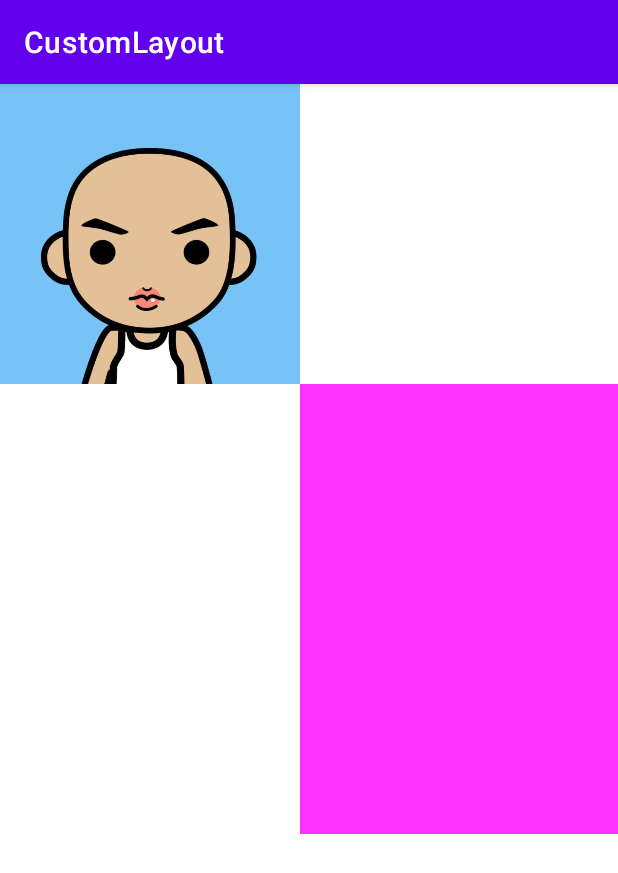
After one commit to XJChou/HighAndroid, an Android app: the LayoutViewActivity screen opened directly, with no data from a screen before it, on a phone screen of 412 x 824 dp. The commit adds this screen. Shown: the top 873 px of the screen. Run offline under Robolectric (Android 15) with nearby library versions, the phone set to English and light mode, and no system bars.

Commit message:
完成自定义View layout 和 自定义ViewGroup layout

```diff
--- a/customlayout/src/main/AndroidManifest.xml
+++ b/customlayout/src/main/AndroidManifest.xml
@@ -10,6 +10,12 @@
         android:supportsRtl="true"
         android:theme="@style/Theme.HighAndroid">
         <activity
+            android:name=".LayoutGroupActivity"
+            android:exported="true" />
+        <activity
+            android:name=".LayoutViewActivity"
+            android:exported="true" />
+        <activity
             android:name=".MainActivity"
             android:exported="true">
             <intent-filter>
--- /dev/null
+++ b/customlayout/src/main/java/com/zxj/customlayout/LayoutViewActivity.kt
@@ -0,0 +1,27 @@
+package com.zxj.customlayout
+
+import android.os.Bundle
+import android.view.View
+import androidx.appcompat.app.AppCompatActivity
+
+class LayoutViewActivity : AppCompatActivity() {
+    override fun onCreate(savedInstanceState: Bundle?) {
+        super.onCreate(savedInstanceState)
+        setContentView(R.layout.activity_layout_view)
+
+        val view = findViewById<View>(R.id.view)
+        val circle = findViewById<View>(R.id.circle)
+        val siv = findViewById<View>(R.id.siv)
+
+        siv.setOnClickListener {
+            siv.visibility = View.GONE
+            view.visibility = View.GONE
+            circle.visibility = View.VISIBLE
+        }
+        circle.setOnClickListener {
+            siv.visibility = View.VISIBLE
+            view.visibility = View.VISIBLE
+            circle.visibility = View.GONE
+        }
+    }
+}
--- /dev/null
+++ b/customlayout/src/main/res/layout/activity_layout_view.xml
@@ -0,0 +1,44 @@
+<?xml version="1.0" encoding="utf-8"?>
+<androidx.constraintlayout.widget.ConstraintLayout xmlns:android="http://schemas.android.com/apk/res/android"
+    xmlns:app="http://schemas.android.com/apk/res-auto"
+    xmlns:tools="http://schemas.android.com/tools"
+    android:layout_width="match_parent"
+    android:layout_height="match_parent"
+    android:orientation="vertical"
+    tools:context=".MainActivity">
+
+    <!--  练习1 [用于控制自定义子view-measure]  -->
+    <!--  [用onMeasure设置正方形，可以被父布局知晓]  -->
+    <!--  [用onLayout设置正方形，不可以被父布局知晓]  -->
+    <com.zxj.customlayout.view.SquareImageView
+        android:id="@+id/siv"
+        android:layout_width="300dp"
+        android:layout_height="200dp"
+        android:scaleType="centerCrop"
+        android:src="@drawable/rengwuxian"
+        app:layout_constraintStart_toStartOf="parent"
+        app:layout_constraintTop_toTopOf="parent" />
+
+    <View
+        android:id="@+id/view"
+        android:layout_width="300dp"
+        android:layout_height="300dp"
+        android:background="#f3f"
+        app:layout_constraintStart_toEndOf="@id/siv"
+        app:layout_constraintTop_toBottomOf="@id/siv" />
+
+    <!--  练习2 [测量自身尺寸]  -->
+    <com.zxj.customlayout.view.CircleView
+        android:id="@+id/circle"
+        android:layout_width="wrap_content"
+        android:layout_height="wrap_content"
+        android:background="#f44"
+        android:visibility="gone"
+
+        app:layout_constraintBottom_toBottomOf="parent"
+        app:layout_constraintEnd_toEndOf="parent"
+        app:layout_constraintStart_toStartOf="parent"
+        app:layout_constraintTop_toTopOf="parent" />
+
+
+</androidx.constraintlayout.widget.ConstraintLayout>
--- a/gradle.properties
+++ b/gradle.properties
@@ -19,4 +19,4 @@ android.useAndroidX=true
 android.enableJetifier=true
 # Kotlin code style for this project: "official" or "obsolete":
 kotlin.code.style=official
-org.gradle.java.home=E:\\Program Files\\Android\\Android Studio\\jre
+#org.gradle.java.home=E:\\Program Files\\Android\\Android Studio\\jre
```
Also changed, not shown: customlayout/src/main/java/com/zxj/customlayout/LayoutGroupActivity.java (added, +14 -0 lines), customlayout/src/main/java/com/zxj/customlayout/MainActivity.java (+12 -2 lines), customlayout/src/main/java/com/zxj/customlayout/view/CircleView.kt (+20 -5 lines), customlayout/src/main/java/com/zxj/customlayout/view/SquareImageView.kt (+14 -2 lines), customlayout/src/main/java/com/zxj/customlayout/viewgroup/TabLayout.kt (+153 -58 lines), customlayout/src/main/java/com/zxj/customlayout/viewgroup/TabView.kt (added, +108 -0 lines), customlayout/src/main/res/layout/activity_layout_group.xml (added, +9 -0 lines), customlayout/src/main/res/layout/activity_main.xml (+9 -37 lines).
